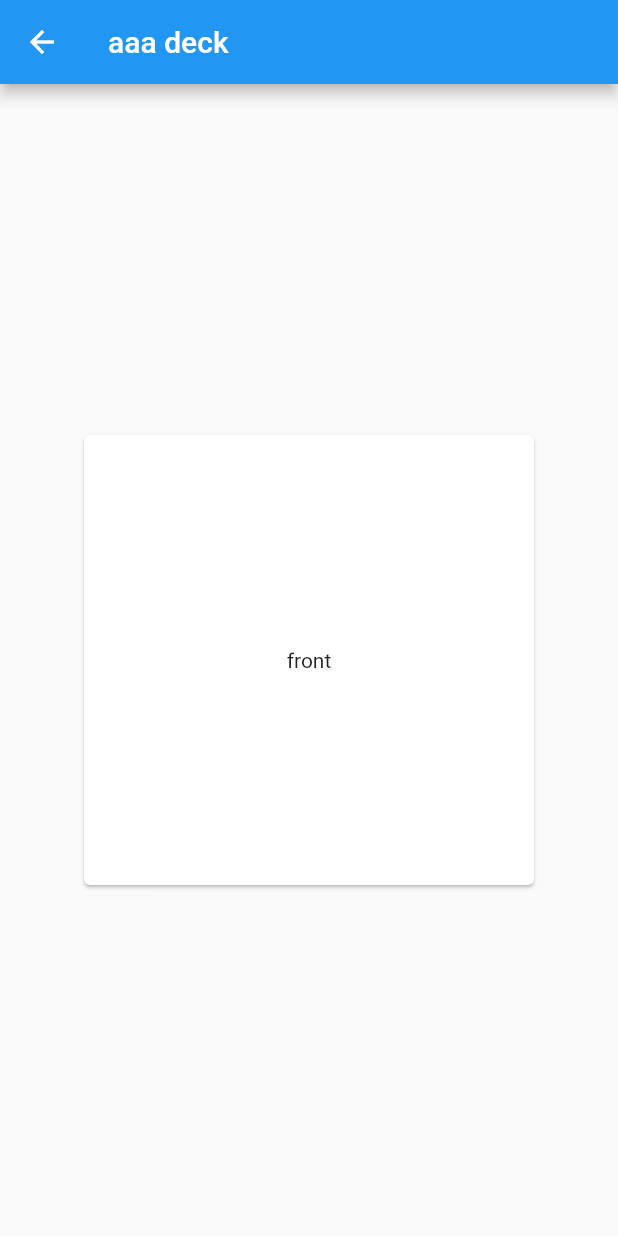
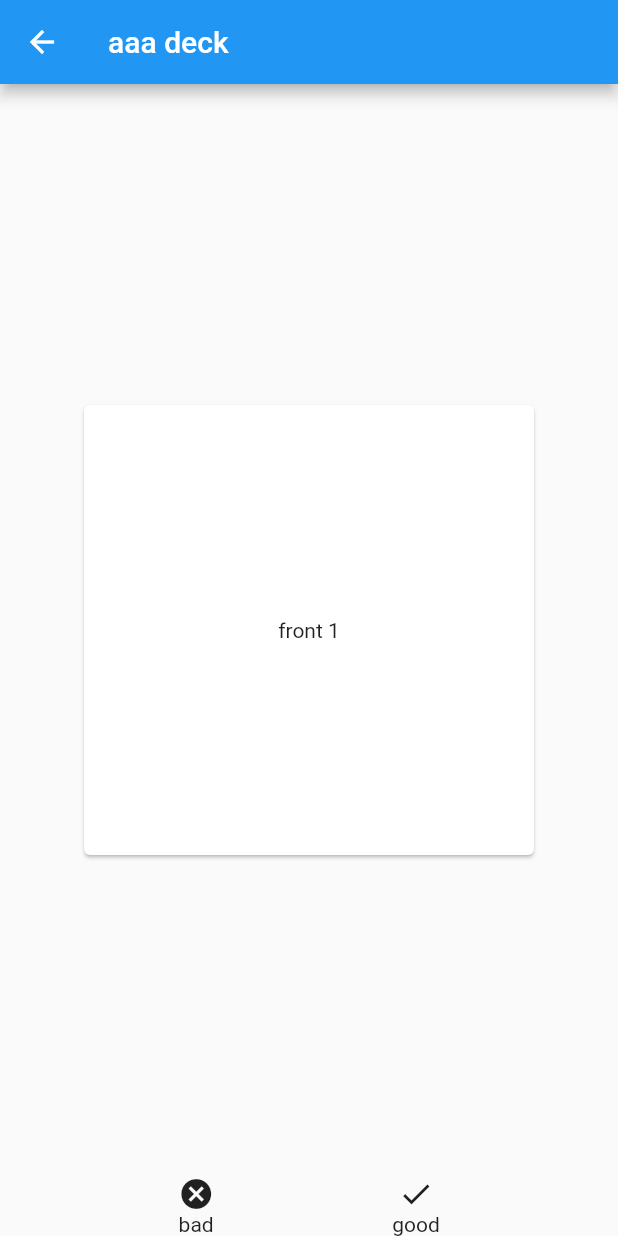
Before and after one commit to uozuAho/flashcards, a Flutter app: the screen it shows after launch, after a tap on "deck 1", on a phone screen of 412 x 824 dp. Run offline on Flutter 3.47's test engine with Material 2 defaults, Android fonts, the phone set to English and light mode, and no system bars.

Commit message:
add control bar to deck viewer

```diff
--- a/lib/models/decks.dart
+++ b/lib/models/decks.dart
@@ -20,7 +20,8 @@ class DecksModel extends ChangeNotifier {
 
   FlashcardDeck loadByName(String deckName) {
     return FlashcardDeck('aaa deck', [
-      Flashcard('front', 'back')
+      Flashcard('front 1', 'back 1'),
+      Flashcard('front 2', 'back 2')
     ]);
   }
 }
--- a/lib/pages/deck_viewer.dart
+++ b/lib/pages/deck_viewer.dart
@@ -25,7 +25,37 @@ class _DeckViewerState extends State<DeckViewer> {
       appBar: AppBar(
         title: Text(_deck.name),
       ),
-      body: Flashcard(card),
+      body: Column(
+        children: [
+          Expanded(
+            child: Flashcard(card),
+          ),
+          _ControlBar()
+        ],
+      )
     );
   }
 }
+
+class _ControlBar extends StatelessWidget {
+  @override
+  Widget build(BuildContext context) {
+    return Row(
+      mainAxisAlignment: MainAxisAlignment.spaceEvenly,
+      children: [
+        Column(
+          children: [
+            Icon(Icons.cancel),
+            Text('bad')
+          ],
+        ),
+        Column(
+          children: [
+            Icon(Icons.done),
+            Text('good')
+          ],
+        )
+      ],
+    );
+  }
+}
```
